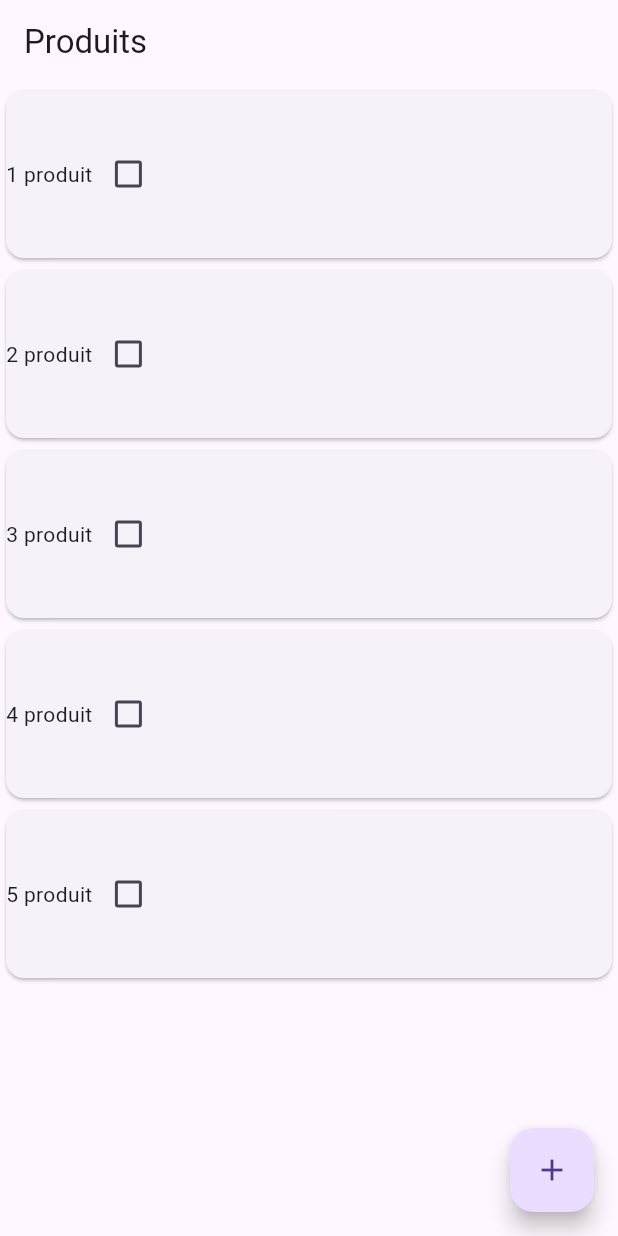
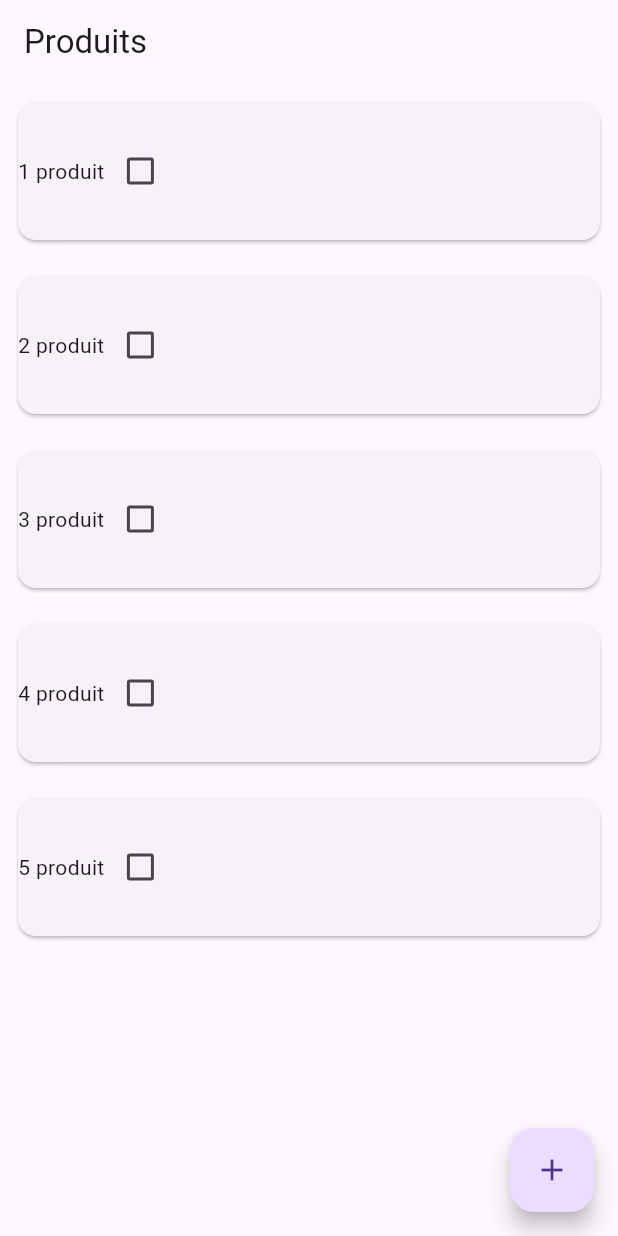
Before and after one commit to iir-24-26/ateliers-produit-g6-mohssineKissane, a Flutter app: the screen it shows after launch, on a phone screen of 412 x 824 dp. Run offline on Flutter 3.47's test engine with Material 3 defaults, Android fonts, the phone set to English and light mode, and no system bars; drawn by our look-alikes of flutter_slidable.

Commit message:
uppression d'un produit (swipe vers la gauche)

```diff
--- a/lib/main.dart
+++ b/lib/main.dart
@@ -10,8 +10,12 @@ class MainApp extends StatelessWidget {
 
   @override
   Widget build(BuildContext context) {
-    return const MaterialApp(
-      home: ProduitsList(),
+    return MaterialApp(
+      theme: ThemeData(
+        primarySwatch: Colors.blue,
+        useMaterial3: true,
+      ),
+      home: const ProduitsList(),
     );
   }
 }
--- a/lib/produit_box.dart
+++ b/lib/produit_box.dart
@@ -1,21 +1,43 @@
 import 'package:flutter/material.dart';
+import 'package:flutter_slidable/flutter_slidable.dart';
 
 class ProduitBox extends StatelessWidget {
   const ProduitBox({
     super.key,
     required this.nomProduit,
     required this.selProduit,
-    required this.onChanged
+    required this.onChanged,
+    required this.delProduit
   });
 
   final String nomProduit;
   final bool selProduit;
   final Function onChanged;
+  final Function delProduit;
 
   @override
   Widget build(BuildContext context) {
-    return Container(
-      height: 120,
+    return Padding(
+      padding: const EdgeInsets.all(8.0),
+      child: ClipRRect(
+        borderRadius: BorderRadius.circular(10),
+        child: Slidable(
+          endActionPane: ActionPane(
+            motion: const ScrollMotion(),
+            children: [
+              SlidableAction(
+                onPressed: (context) {
+                  delProduit();
+                },
+                backgroundColor: Colors.red,
+                foregroundColor: Colors.white,
+                icon: Icons.delete,
+                label: 'Supprimer',
+              ),
+            ],
+          ),
+          child: Container(
+            height: 100,
             child: Card(
               child: Row(
                 children: [
@@ -29,6 +51,9 @@ class ProduitBox extends StatelessWidget {
                 ],
               ),
             ),
+          ),
+        ),
+      ),
     );
   }
 }
--- a/lib/produits_list.dart
+++ b/lib/produits_list.dart
@@ -71,6 +71,13 @@ class _ProduitsListState extends State<ProduitsList> {
     );
   }
 
+  void supprimerProduit(String nom) {
+    setState(() {
+      produits.remove(nom);
+      selProduits.remove(nom);
+    });
+  }
+
   @override
   Widget build(BuildContext context) {
     return Scaffold(
@@ -91,6 +98,9 @@ class _ProduitsListState extends State<ProduitsList> {
             onChanged: () {
               selectionProduit(produit);
             },
+            delProduit: () {
+              supprimerProduit(produit);
+            },
           );
         },
       ),
--- a/pubspec.yaml
+++ b/pubspec.yaml
@@ -9,6 +9,7 @@ environment:
 dependencies:
   flutter:
     sdk: flutter
+  flutter_slidable: ^3.0.0
 
 dev_dependencies:
   flutter_test:
```
Also changed, not shown: pubspec.lock. Lines whose indentation alone changed are shown as unchanged.
